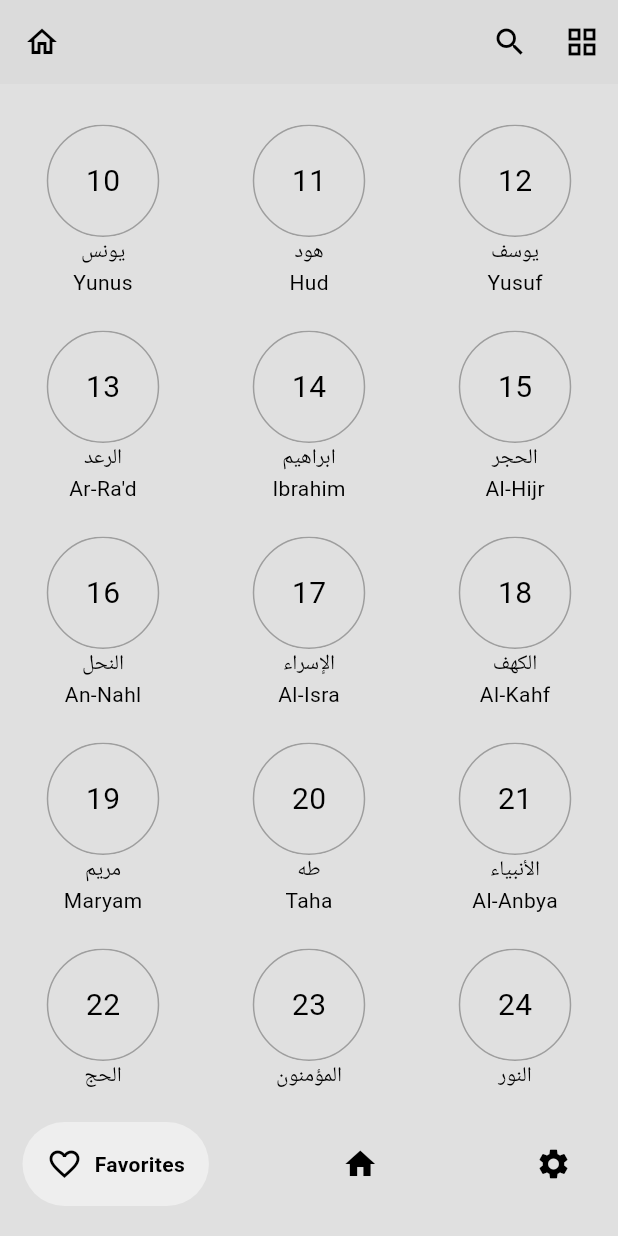
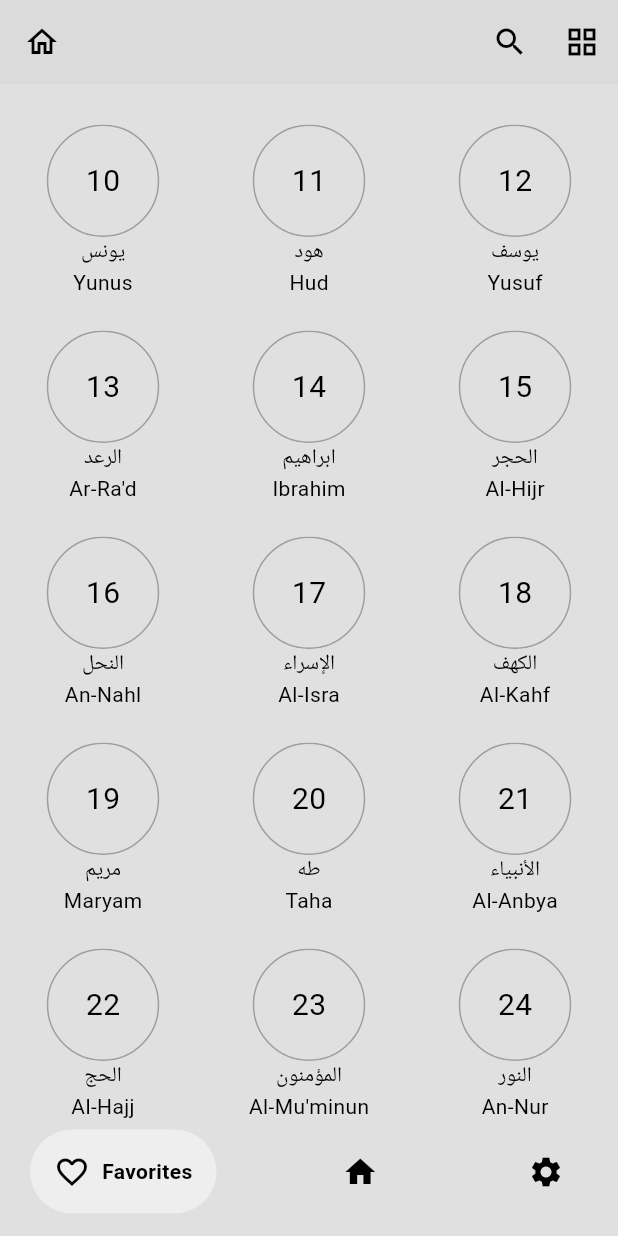
Before and after one commit to aksoyalpi/Quranify-App, a Flutter app: the screen it shows after launch, scrolled down 576 dp, on a phone screen of 412 x 824 dp. Run offline on Flutter 3.47's test engine with Material 3 defaults, Android fonts, the phone set to English and light mode, and no system bars; drawn by our look-alikes of google_nav_bar; our stand-ins replace animated_background, audio_service, audio_video_progress_bar, flutter_slidable, get_it, google_fonts and 2 more; missing offline and left inert: tutorial_coach_mark.

```diff
--- a/lib/main.dart
+++ b/lib/main.dart
@@ -135,8 +135,7 @@ class _MyHomePageState extends State<MyHomePage> {
               child: Scaffold(
                   backgroundColor: Theme.of(context).colorScheme.surface,
                   bottomNavigationBar: Padding(
-                    padding: const EdgeInsets.symmetric(
-                        horizontal: 15, vertical: 20),
+                    padding: const EdgeInsets.fromLTRB(20, 5, 20, 15),
                     child: GNav(
                         padding: const EdgeInsets.all(16),
                         tabBackgroundColor:
```
